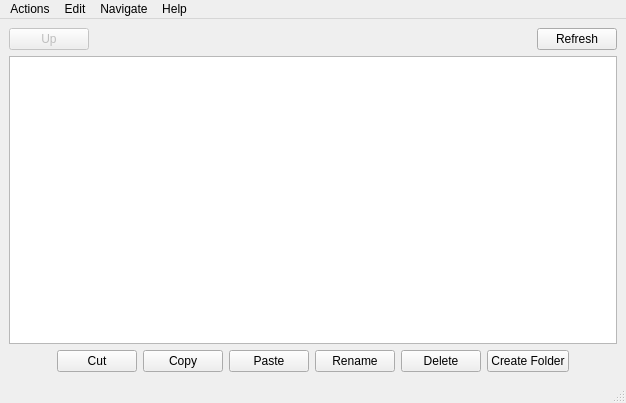
Qt form mainwindow.ui (lawand/droper) before a commit.
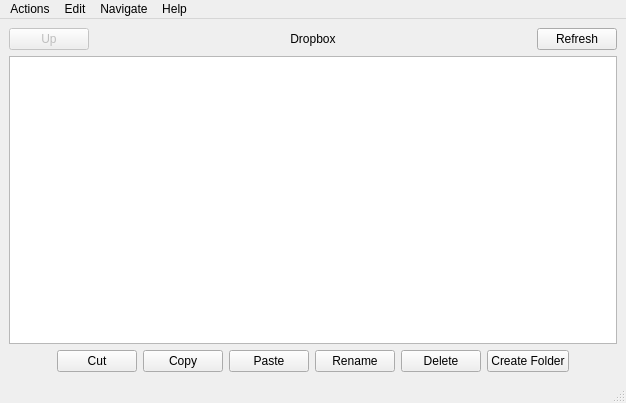
The same form after that commit. Icons and pictures are not drawn.

```diff
--- a/mainwindow.ui
+++ b/mainwindow.ui
@@ -47,7 +47,7 @@
       <item>
        <widget class="QLabel" name="currentFolderLabel">
         <property name="text">
-         <string/>
+         <string>Dropbox</string>
         </property>
         <property name="alignment">
          <set>Qt::AlignCenter</set>
```
